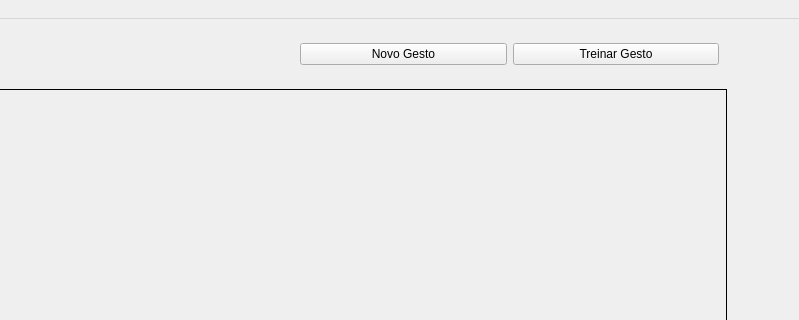
This is MaestroAttempt/mainwindow.ui in camilabga/maestro as Qt 5 draws it before an edit; both pictures show x 181 to 980 and y 0 to 320 of the 1280 by 720 pixel window. The edited form follows.
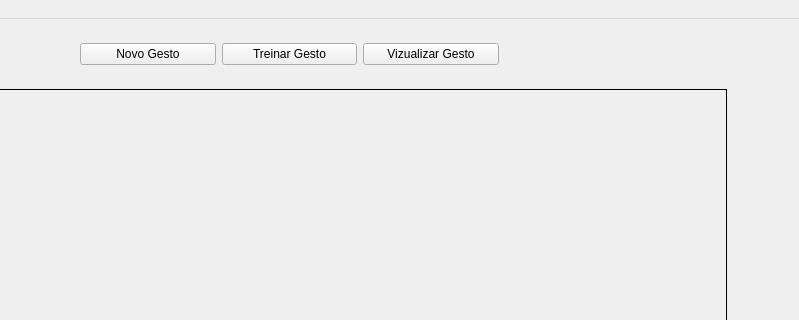
This is the edited form.

What changed in the file:
```diff
--- a/MaestroAttempt/mainwindow.ui
+++ b/MaestroAttempt/mainwindow.ui
@@ -286,7 +286,7 @@
    <widget class="QWidget" name="layoutWidget">
     <property name="geometry">
      <rect>
-      <x>470</x>
+      <x>250</x>
       <y>10</y>
       <width>441</width>
       <height>51</height>
@@ -307,6 +307,13 @@
        </property>
       </widget>
      </item>
+     <item>
+      <widget class="QPushButton" name="vizualizarButton">
+       <property name="text">
+        <string>Vizualizar Gesto</string>
+       </property>
+      </widget>
+     </item>
     </layout>
    </widget>
    <widget class="QPushButton" name="languageButton">
```
